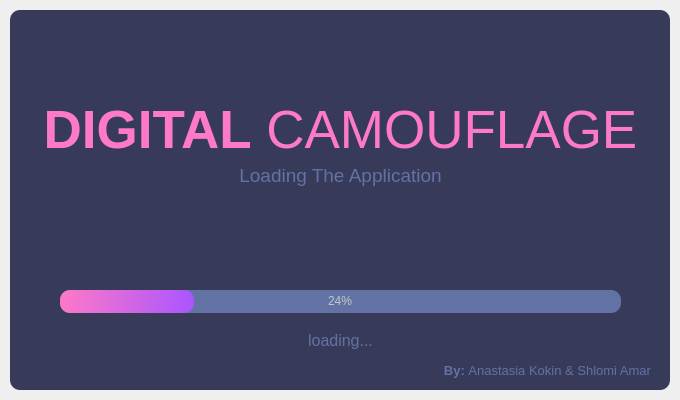
shlomi1074/Camouflage-Final-Project, file GUI/UI/SplashScreen.ui: the form before one commit.
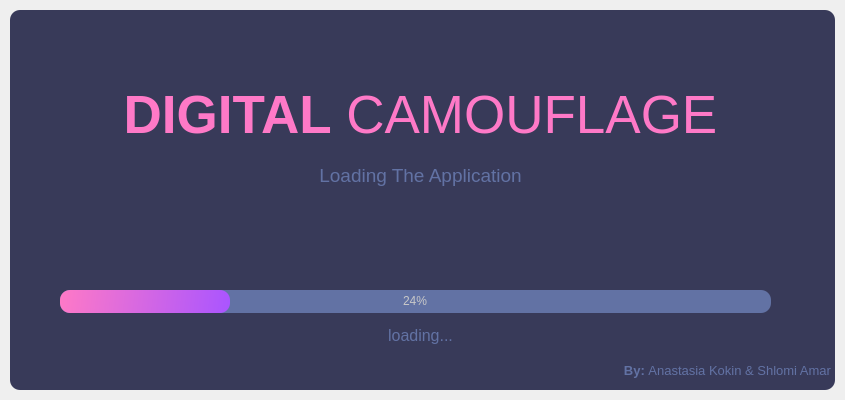
The form after the commit. Icons and pictures are not drawn.

```diff
--- a/GUI/UI/SplashScreen.ui
+++ b/GUI/UI/SplashScreen.ui
@@ -6,7 +6,7 @@
    <rect>
     <x>0</x>
     <y>0</y>
-    <width>680</width>
+    <width>845</width>
     <height>400</height>
    </rect>
   </property>
@@ -53,9 +53,9 @@
        <property name="geometry">
         <rect>
          <x>0</x>
-         <y>90</y>
-         <width>661</width>
-         <height>61</height>
+         <y>60</y>
+         <width>821</width>
+         <height>91</height>
         </rect>
        </property>
        <property name="font">
@@ -79,7 +79,7 @@
         <rect>
          <x>0</x>
          <y>150</y>
-         <width>661</width>
+         <width>821</width>
          <height>31</height>
         </rect>
        </property>
@@ -104,7 +104,7 @@
         <rect>
          <x>50</x>
          <y>280</y>
-         <width>561</width>
+         <width>711</width>
          <height>23</height>
         </rect>
        </property>
@@ -130,9 +130,9 @@
        <property name="geometry">
         <rect>
          <x>0</x>
-         <y>320</y>
-         <width>661</width>
-         <height>21</height>
+         <y>310</y>
+         <width>821</width>
+         <height>31</height>
         </rect>
        </property>
        <property name="font">
@@ -156,7 +156,7 @@
         <rect>
          <x>20</x>
          <y>350</y>
-         <width>621</width>
+         <width>801</width>
          <height>21</height>
         </rect>
        </property>
```
